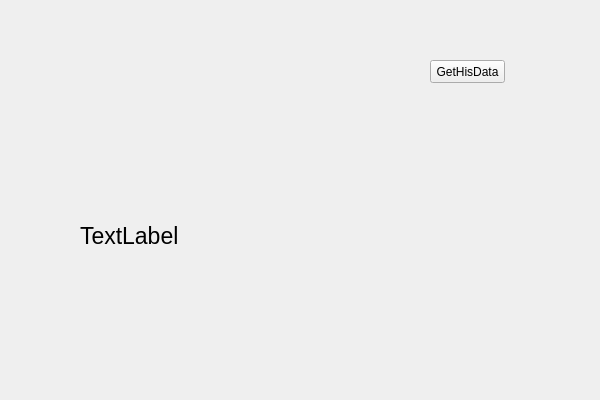
First picture: the form in TlsAquireData/tlsaquiredata.ui, repository spartawwy/FForcast_train, before the edit.
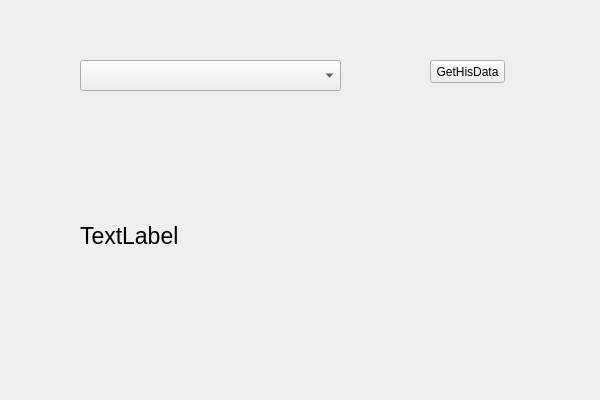
Second picture: the form after the edit.

```diff
--- a/TlsAquireData/tlsaquiredata.ui
+++ b/TlsAquireData/tlsaquiredata.ui
@@ -44,6 +44,16 @@
     <string>TextLabel</string>
    </property>
   </widget>
+  <widget class="QComboBox" name="cmb_k_type">
+   <property name="geometry">
+    <rect>
+     <x>80</x>
+     <y>60</y>
+     <width>261</width>
+     <height>31</height>
+    </rect>
+   </property>
+  </widget>
  </widget>
  <layoutdefault spacing="6" margin="11"/>
  <resources>
```
